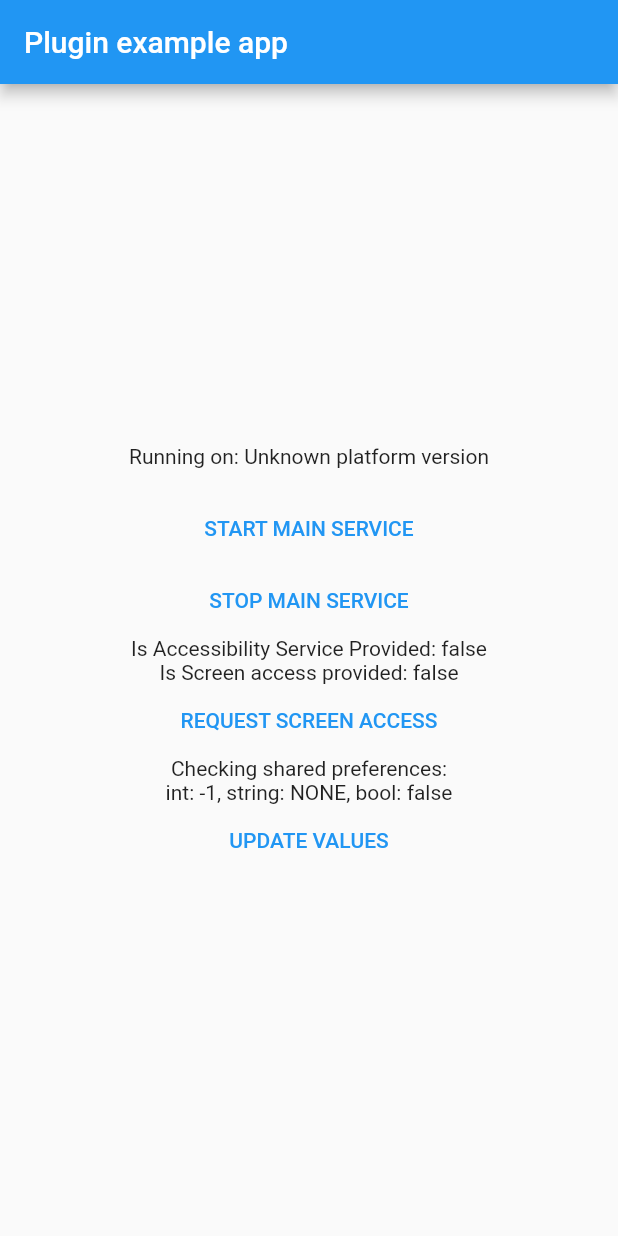
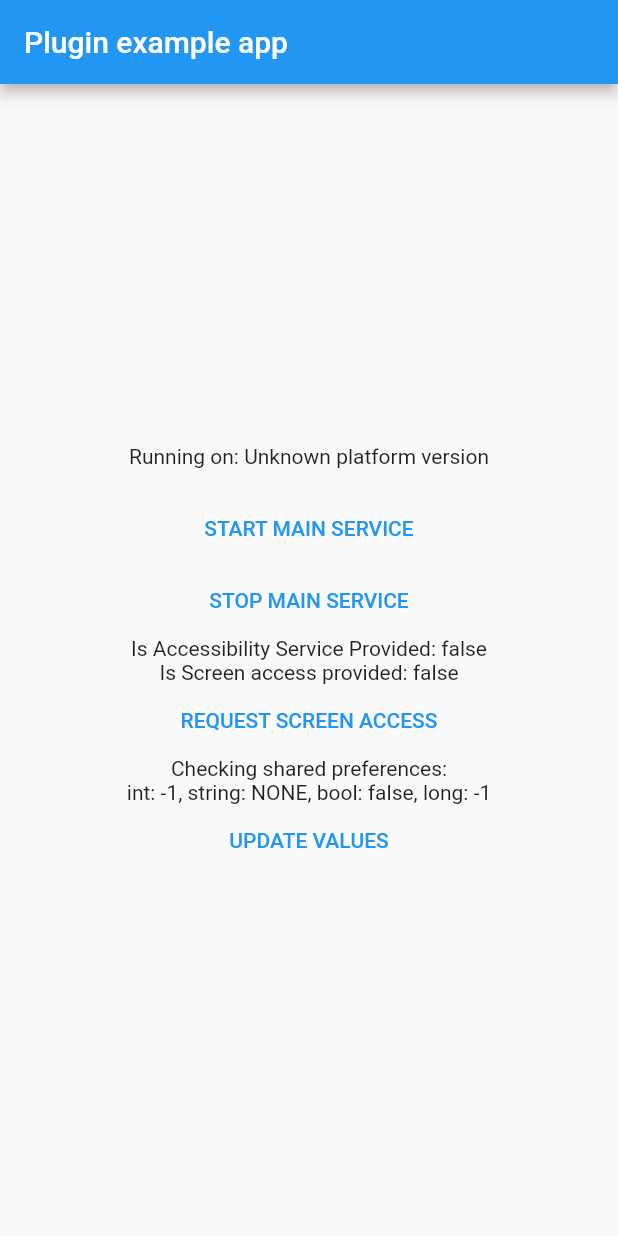
Before and after one commit to RUSSCITY/flutter_android_utils, a Flutter app: the screen it shows after launch, on a phone screen of 412 x 824 dp. Run offline on Flutter 3.47's test engine with Material 2 defaults, Android fonts, the phone set to English and light mode, and no system bars; our stand-ins replace plugin_platform_interface; missing offline and left inert: dart:ffi.

Commit message:
- fixed long preferences

```diff
--- a/example/lib/main.dart
+++ b/example/lib/main.dart
@@ -24,6 +24,7 @@ class _MyAppState extends State<MyApp> with WidgetsBindingObserver {
   int storedInt = 0;
   String storedString = "";
   bool storedBool = false;
+  int storedLong = 0;
 
   final _flutterandroidutilsPlugin = FlutterAndroidUtils();
 
@@ -103,11 +104,13 @@ class _MyAppState extends State<MyApp> with WidgetsBindingObserver {
         .getSharedPreferencesString("STORED_SHARED_STRING", "NONE");
     int newStoredSharedInt = await FlutterAndroidUtils()
         .getSharedPreferencesInt("STORED_SHARED_INT", -1);
-
+    int newStoredSharedLong = await FlutterAndroidUtils()
+        .getSharedPreferencesLong("STORED_SHARED_LONG", -1);
     setState(() {
       storedInt = newStoredSharedInt;
       storedString = newStoredSharedString;
       storedBool = newStoredSharedBool;
+      storedLong = newStoredSharedLong;
     });
   }
 
@@ -118,6 +121,8 @@ class _MyAppState extends State<MyApp> with WidgetsBindingObserver {
         .getSharedPreferencesString("STORED_SHARED_STRING", "NONE");
     int newStoredSharedInt = await FlutterAndroidUtils()
         .getSharedPreferencesInt("STORED_SHARED_INT", -1);
+    int newStoredSharedLong = await FlutterAndroidUtils()
+        .getSharedPreferencesLong("STORED_SHARED_LONG", -1);
 
     await FlutterAndroidUtils()
         .putSharedPreferencesBool("STORED_SHARED_BOOL", !newStoredSharedBool);
@@ -125,6 +130,8 @@ class _MyAppState extends State<MyApp> with WidgetsBindingObserver {
         "STORED_SHARED_STRING", "${newStoredSharedString}a");
     await FlutterAndroidUtils()
         .putSharedPreferencesInt("STORED_SHARED_INT", newStoredSharedInt + 1);
+    await FlutterAndroidUtils().putSharedPreferencesLong(
+        "STORED_SHARED_LONG", newStoredSharedLong + 1);
 
     initStoredSharedPreferences();
   }
@@ -173,7 +180,7 @@ class _MyAppState extends State<MyApp> with WidgetsBindingObserver {
               Wrap(
                 children: [
                   Text(
-                      "int: $storedInt, string: $storedString, bool: $storedBool")
+                      "int: $storedInt, string: $storedString, bool: $storedBool, long: $storedLong")
                 ],
               ),
               TextButton(
```
Also changed, not shown: 1 other file.
